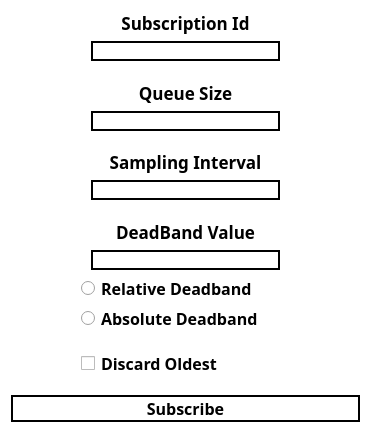
Old version of the form opc-client/monitored_item.ui in the repository alexlocastro/industrial-informatics-opc-ua-python.
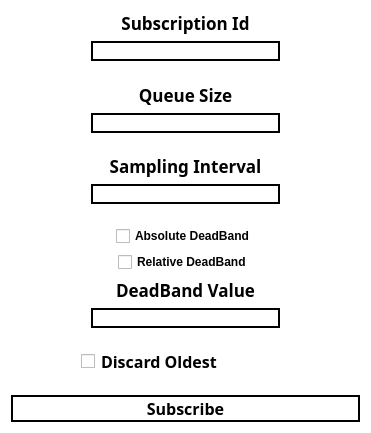
New version of the form.

Commit message: make deadband type optional

What changed in the file:
```diff
--- a/opc-client/monitored_item.ui
+++ b/opc-client/monitored_item.ui
@@ -145,6 +145,32 @@
      </property>
     </spacer>
    </item>
+   <item alignment="Qt::AlignHCenter">
+    <widget class="QCheckBox" name="absDeadbandBox">
+     <property name="font">
+      <font>
+       <weight>75</weight>
+       <bold>true</bold>
+      </font>
+     </property>
+     <property name="text">
+      <string>Absolute DeadBand</string>
+     </property>
+    </widget>
+   </item>
+   <item alignment="Qt::AlignHCenter">
+    <widget class="QCheckBox" name="percentageDeadbandBox">
+     <property name="font">
+      <font>
+       <weight>75</weight>
+       <bold>true</bold>
+      </font>
+     </property>
+     <property name="text">
+      <string>Relative DeadBand</string>
+     </property>
+    </widget>
+   </item>
    <item>
     <widget class="QLabel" name="label_2">
      <property name="font">
@@ -174,42 +200,6 @@
      </property>
     </widget>
    </item>
-   <item>
-    <widget class="QRadioButton" name="percentageDeadbandButton">
-     <property name="font">
-      <font>
-       <family>Ubuntu Mono</family>
-       <pointsize>12</pointsize>
-       <weight>75</weight>
-       <bold>true</bold>
-      </font>
-     </property>
-     <property name="styleSheet">
-      <string notr="true">margin-left:70</string>
-     </property>
-     <property name="text">
-      <string>Relative Deadband</string>
-     </property>
-    </widget>
-   </item>
-   <item>
-    <widget class="QRadioButton" name="absDeadbandButton">
-     <property name="font">
-      <font>
-       <family>Ubuntu Mono</family>
-       <pointsize>12</pointsize>
-       <weight>75</weight>
-       <bold>true</bold>
-      </font>
-     </property>
-     <property name="styleSheet">
-      <string notr="true">margin-left:70</string>
-     </property>
-     <property name="text">
-      <string>Absolute Deadband</string>
-     </property>
-    </widget>
-   </item>
    <item>
     <spacer name="verticalSpacer">
      <property name="orientation">
```
The commit also changes 3 other files.
